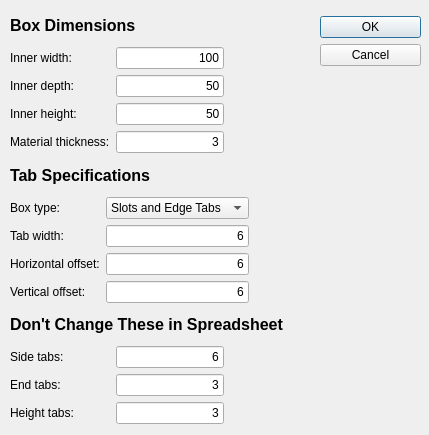
Above: Macro_LaserCutBox.ui from gharley/FreeCAD_Macros before the change. Below: the same form after it.
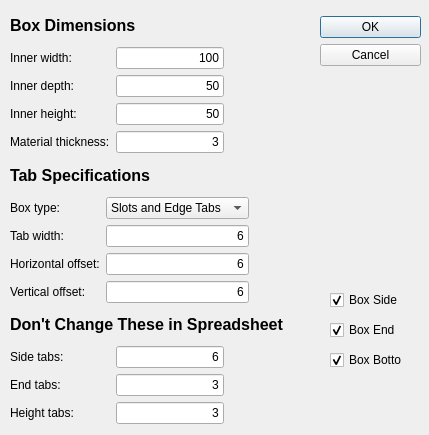
That is the form after the change.

Commit message: added check boxes

The edit to the form file:
```diff
--- a/Macro_LaserCutBox.ui
+++ b/Macro_LaserCutBox.ui
@@ -460,6 +460,54 @@
     <string/>
    </property>
   </widget>
+  <widget class="QCheckBox" name="chkSide">
+   <property name="geometry">
+    <rect>
+     <x>330</x>
+     <y>290</y>
+     <width>72</width>
+     <height>20</height>
+    </rect>
+   </property>
+   <property name="text">
+    <string>Box Side</string>
+   </property>
+   <property name="checked">
+    <bool>true</bool>
+   </property>
+  </widget>
+  <widget class="QCheckBox" name="chkEnd">
+   <property name="geometry">
+    <rect>
+     <x>330</x>
+     <y>320</y>
+     <width>72</width>
+     <height>20</height>
+    </rect>
+   </property>
+   <property name="text">
+    <string>Box End</string>
+   </property>
+   <property name="checked">
+    <bool>true</bool>
+   </property>
+  </widget>
+  <widget class="QCheckBox" name="chkBottom">
+   <property name="geometry">
+    <rect>
+     <x>330</x>
+     <y>350</y>
+     <width>72</width>
+     <height>20</height>
+    </rect>
+   </property>
+   <property name="text">
+    <string>Box Bottom</string>
+   </property>
+   <property name="checked">
+    <bool>true</bool>
+   </property>
+  </widget>
  </widget>
  <resources/>
  <connections>
```
The commit also changes 1 other file.
